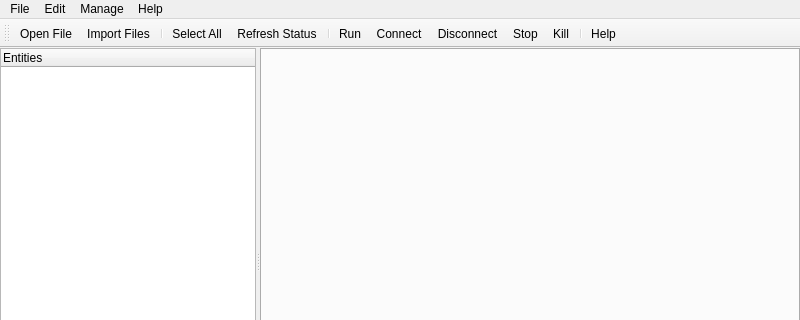
First picture: the form in src/yarpmanager-qt/mainwindow.ui, repository robotology/yarp, before the edit; both pictures show x 0 to 800 and y 0 to 320 of the 800 by 600 pixel window.
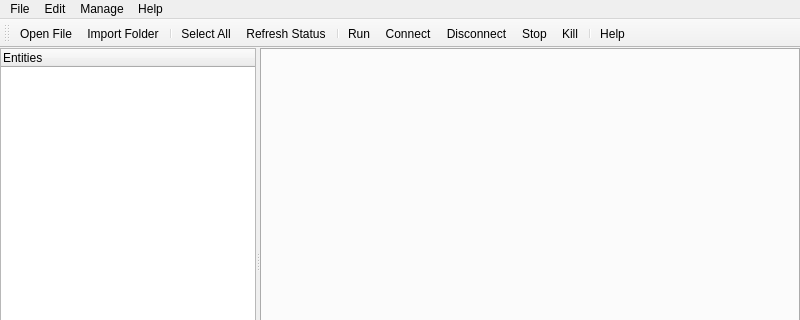
Second picture: the form after the edit. Icons and pictures are not drawn. Custom widgets are drawn as their Qt base class.

```diff
--- a/src/yarpmanager-qt/mainwindow.ui
+++ b/src/yarpmanager-qt/mainwindow.ui
@@ -343,7 +343,7 @@
      <normaloff>:/images/import_ico.png</normaloff>:/images/import_ico.png</iconset>
    </property>
    <property name="text">
-    <string>Import Files</string>
+    <string>Import Folder</string>
    </property>
   </action>
   <action name="actionQuit">
```
Left out of the diff: 12 changed lines with no effect on the pictures.
